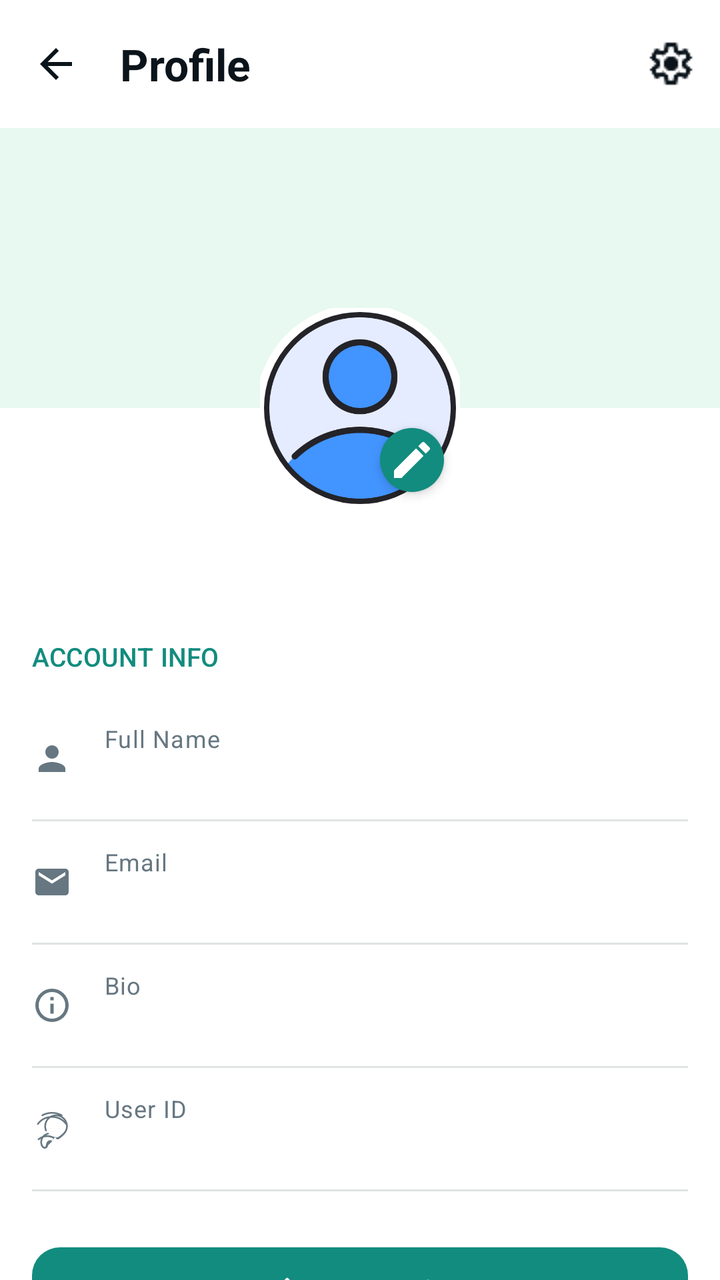
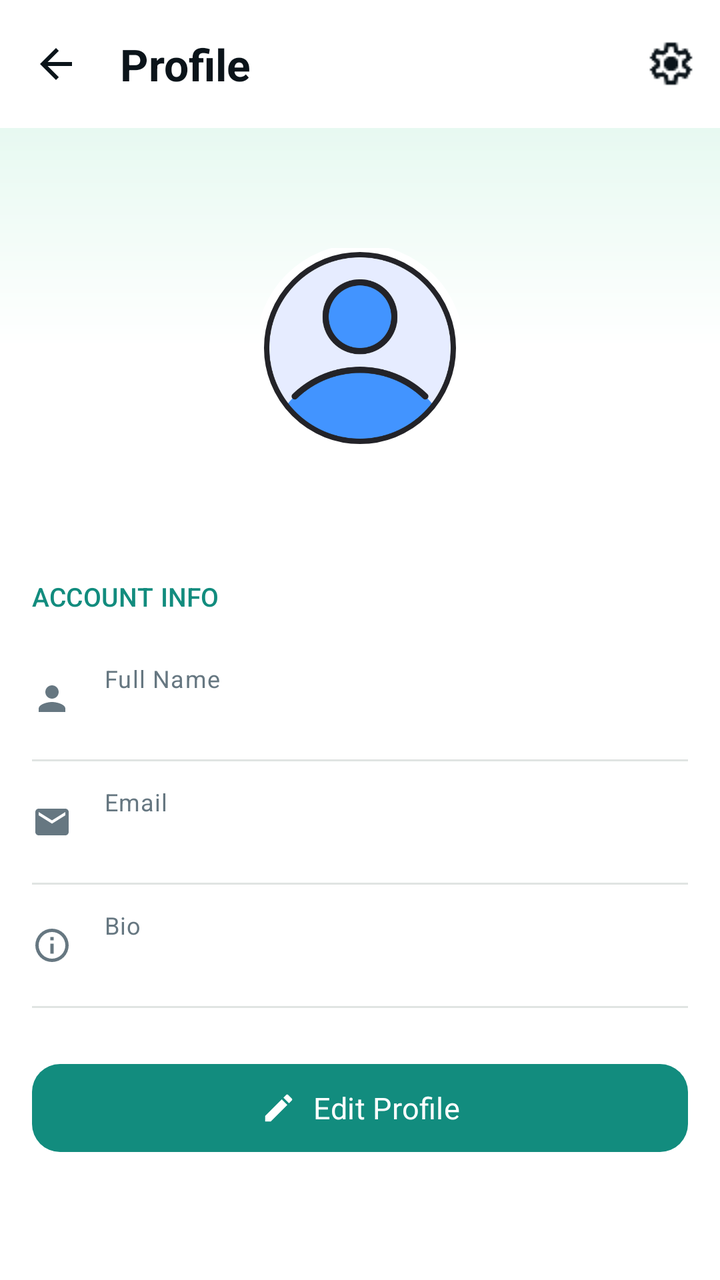

Compare the two renders of this Android layout. The source of the first and the diff that turns it into the second are given below.
<!-- AndroidManifest.xml: application theme Theme.GupShup -->
<!-- res/layout/fragment_profile.xml -->
<?xml version="1.0" encoding="utf-8"?>
<LinearLayout xmlns:android="http://schemas.android.com/apk/res/android"
    xmlns:app="http://schemas.android.com/apk/res-auto"
    android:layout_width="match_parent"
    android:layout_height="match_parent"
    android:orientation="vertical"
    android:background="?attr/colorSurface">

    
    <com.google.android.material.appbar.MaterialToolbar
        android:id="@+id/profileToolbar"
        android:layout_width="match_parent"
        android:layout_height="?attr/actionBarSize"
        android:background="?attr/colorSurface"
        app:title="Profile"
        app:titleTextAppearance="@style/TextAppearance.GupShup.Headline"
        app:titleTextColor="?attr/colorOnSurface"
        app:navigationIcon="@drawable/ic_arrow_back"
        app:navigationIconTint="?attr/colorOnSurface"
        app:menu="@menu/profile_menu" />

    <androidx.core.widget.NestedScrollView
        android:layout_width="match_parent"
        android:layout_height="match_parent"
        android:fillViewport="true">

        <LinearLayout
            android:layout_width="match_parent"
            android:layout_height="wrap_content"
            android:orientation="vertical"
            android:paddingBottom="@dimen/spacing_3xl">

            
            <RelativeLayout
                android:layout_width="match_parent"
                android:layout_height="190dp">

                
                <View
                    android:id="@+id/headerBlock"
                    android:layout_width="match_parent"
                    android:layout_height="140dp"
                    android:background="@color/colorPrimaryContainer" />

                
                <FrameLayout
                    android:id="@+id/avatarContainer"
                    android:layout_width="100dp"
                    android:layout_height="100dp"
                    android:layout_alignParentTop="true"
                    android:layout_centerHorizontal="true"
                    android:layout_marginTop="90dp">

                    
                    <com.google.android.material.imageview.ShapeableImageView
                        android:id="@+id/profileImageView"
                        android:layout_width="match_parent"
                        android:layout_height="match_parent"
                        android:scaleType="centerCrop"
                        android:src="@drawable/ic_profile_placeholder"
                        app:shapeAppearanceOverlay="@style/CircleImage"
                        app:strokeWidth="4dp"
                        app:strokeColor="?attr/colorSurface" />

                    
                    <com.google.android.material.floatingactionbutton.FloatingActionButton
                        android:id="@+id/editProfilePicBtn"
                        android:layout_width="32dp"
                        android:layout_height="32dp"
                        android:layout_gravity="bottom|end"
                        android:src="@drawable/ic_edit"
                        app:fabCustomSize="32dp"
                        app:fabSize="normal"
                        app:tint="@color/white"
                        app:backgroundTint="@color/colorPrimary"
                        app:elevation="@dimen/elevation_level_2"
                        android:contentDescription="Edit Profile Picture" />
                </FrameLayout>
            </RelativeLayout>

            
            <TextView
                android:id="@+id/profileNameHeader"
                android:layout_width="wrap_content"
                android:layout_height="wrap_content"
                android:layout_gravity="center_horizontal"
                android:layout_marginTop="12dp"
                style="@style/TextAppearance.GupShup.Headline"
                android:textColor="?attr/colorOnSurface"
                android:textAlignment="center" />

            
            <LinearLayout
                android:layout_width="match_parent"
                android:layout_height="wrap_content"
                android:orientation="vertical"
                android:paddingHorizontal="16dp">

                
                <TextView
                    android:layout_width="wrap_content"
                    android:layout_height="wrap_content"
                    android:text="ACCOUNT INFO"
                    style="@style/TextAppearance.GupShup.Label"
                    android:textColor="@color/colorPrimary"
                    android:layout_marginTop="24dp"
                    android:layout_marginBottom="12dp" />

                
                <LinearLayout
                    android:layout_width="match_parent"
                    android:layout_height="wrap_content"
                    android:orientation="horizontal"
                    android:gravity="center_vertical"
                    android:paddingVertical="12dp">

                    <ImageView
                        android:layout_width="20dp"
                        android:layout_height="20dp"
                        android:src="@drawable/ic_person"
                        app:tint="@color/onSurfaceVariant"
                        android:layout_marginEnd="16dp"
                        android:contentDescription="Full Name Icon" />

                    <LinearLayout
                        android:layout_width="0dp"
                        android:layout_height="wrap_content"
                        android:layout_weight="1"
                        android:orientation="vertical">

                        <TextView
                            android:layout_width="wrap_content"
                            android:layout_height="wrap_content"
                            android:text="Full Name"
                            style="@style/TextAppearance.GupShup.Caption"
                            android:textColor="@color/onSurfaceVariant" />

                        <EditText
                            android:id="@+id/nameEditText"
                            android:layout_width="match_parent"
                            android:layout_height="wrap_content"
                            android:background="@android:color/transparent"
                            android:padding="0dp"
                            android:inputType="textPersonName"
                            style="@style/TextAppearance.GupShup.Body"
                            android:textColor="?attr/colorOnSurface"
                            android:enabled="false" />
                    </LinearLayout>
                </LinearLayout>

                <View
                    android:layout_width="match_parent"
                    android:layout_height="1dp"
                    android:background="@color/outline" />

                
                <LinearLayout
                    android:layout_width="match_parent"
                    android:layout_height="wrap_content"
                    android:orientation="horizontal"
                    android:gravity="center_vertical"
                    android:paddingVertical="12dp">

                    <ImageView
                        android:layout_width="20dp"
                        android:layout_height="20dp"
                        android:src="@drawable/ic_email"
                        app:tint="@color/onSurfaceVariant"
                        android:layout_marginEnd="16dp"
                        android:contentDescription="Email Icon" />

                    <LinearLayout
                        android:layout_width="0dp"
                        android:layout_height="wrap_content"
                        android:layout_weight="1"
                        android:orientation="vertical">

                        <TextView
                            android:layout_width="wrap_content"
                            android:layout_height="wrap_content"
                            android:text="Email"
                            style="@style/TextAppearance.GupShup.Caption"
                            android:textColor="@color/onSurfaceVariant" />

                        <EditText
                            android:id="@+id/emailEditText"
                            android:layout_width="match_parent"
                            android:layout_height="wrap_content"
                            android:background="@android:color/transparent"
                            android:padding="0dp"
                            android:inputType="textEmailAddress"
                            style="@style/TextAppearance.GupShup.Body"
                            android:textColor="?attr/colorOnSurface"
                            android:enabled="false" />
                    </LinearLayout>
                </LinearLayout>

                <View
                    android:layout_width="match_parent"
                    android:layout_height="1dp"
                    android:background="@color/outline" />

                
                <LinearLayout
                    android:layout_width="match_parent"
                    android:layout_height="wrap_content"
                    android:orientation="horizontal"
                    android:gravity="center_vertical"
                    android:paddingVertical="12dp">

                    <ImageView
                        android:layout_width="20dp"
                        android:layout_height="20dp"
                        android:src="@drawable/ic_info"
                        app:tint="@color/onSurfaceVariant"
                        android:layout_marginEnd="16dp"
                        android:contentDescription="Bio Icon" />

                    <LinearLayout
                        android:layout_width="0dp"
                        android:layout_height="wrap_content"
                        android:layout_weight="1"
                        android:orientation="vertical">

                        <TextView
                            android:layout_width="wrap_content"
                            android:layout_height="wrap_content"
                            android:text="Bio"
                            style="@style/TextAppearance.GupShup.Caption"
                            android:textColor="@color/onSurfaceVariant" />

                        <EditText
                            android:id="@+id/bioEditText"
                            android:layout_width="match_parent"
                            android:layout_height="wrap_content"
                            android:background="@android:color/transparent"
                            android:padding="0dp"
                            android:inputType="textMultiLine"
                            android:maxLines="3"
                            style="@style/TextAppearance.GupShup.Body"
                            android:textColor="?attr/colorOnSurface"
                            android:enabled="false" />
                    </LinearLayout>
                </LinearLayout>

                <View
                    android:layout_width="match_parent"
                    android:layout_height="1dp"
                    android:background="@color/outline" />

                
                <LinearLayout
                    android:layout_width="match_parent"
                    android:layout_height="wrap_content"
                    android:orientation="horizontal"
                    android:gravity="center_vertical"
                    android:paddingVertical="12dp">

                    <ImageView
                        android:layout_width="20dp"
                        android:layout_height="20dp"
                        android:src="@drawable/ic_fingerprint"
                        app:tint="@color/onSurfaceVariant"
                        android:layout_marginEnd="16dp"
                        android:contentDescription="User ID Icon" />

                    <LinearLayout
                        android:layout_width="0dp"
                        android:layout_height="wrap_content"
                        android:layout_weight="1"
                        android:orientation="vertical">

                        <TextView
                            android:layout_width="wrap_content"
                            android:layout_height="wrap_content"
                            android:text="User ID"
                            style="@style/TextAppearance.GupShup.Caption"
                            android:textColor="@color/onSurfaceVariant" />

                        <EditText
                            android:id="@+id/userIdEditText"
                            android:layout_width="match_parent"
                            android:layout_height="wrap_content"
                            android:background="@android:color/transparent"
                            android:padding="0dp"
                            style="@style/TextAppearance.GupShup.Body"
                            android:textColor="@color/onSurfaceVariant"
                            android:enabled="false" />
                    </LinearLayout>
                </LinearLayout>

                <View
                    android:layout_width="match_parent"
                    android:layout_height="1dp"
                    android:background="@color/outline" />

                
                <com.google.android.material.button.MaterialButton
                    android:id="@+id/editSaveButton"
                    style="@style/Widget.GupShup.Button.Filled"
                    android:layout_width="match_parent"
                    android:layout_height="@dimen/button_height"
                    android:layout_marginTop="24dp"
                    android:text="Edit Profile"
                    app:icon="@drawable/ic_edit"
                    app:iconGravity="textStart"
                    app:iconTint="@color/white" />

            </LinearLayout>

        </LinearLayout>
    </androidx.core.widget.NestedScrollView>

</LinearLayout>
<!-- resources referenced by this layout -->
<resources>
  <color name="colorPrimary">#128C7E</color>
  <color name="colorPrimaryContainer">#E7F9F1</color>
  <color name="onSurfaceVariant">#667781</color>
  <color name="outline">#E0E4E2</color>
  <color name="white">#FFFFFF</color>
  <dimen name="button_height">52dp</dimen>
  <dimen name="elevation_level_2">3dp</dimen>
  <dimen name="spacing_3xl">32dp</dimen>
  <!-- drawable ic_fingerprint (drawable) -->
  <vector xmlns:android="http://schemas.android.com/apk/res/android"
      android:width="24dp"
      android:height="24dp"
      android:viewportWidth="24.0"
      android:viewportHeight="24.0">
      <path
          android:fillColor="#FF000000"
          android:pathData="M17.81,4.47c-0.08,0 -0.16,-0.02 -0.23,-0.06C15.66,3.42 14,3 12.01,3c-1.98,0 -3.86,0.47 -5.57,1.41 -0.24,0.13 -0.54,0.04 -0.68,-0.2 -0.13,-0.24 -0.04,-0.55 0.2,-0.68C7.82,2.52 9.86,2 12.01,2c2.13,0 3.99,0.47 6.03,1.52 0.25,0.13 0.34,0.43 0.21,0.67 -0.09,0.18 -0.26,0.28 -0.44,0.28zM3.5,9.72c-0.1,0 -0.2,-0.03 -0.29,-0.09 -0.23,-0.16 -0.28,-0.47 -0.12,-0.7 0.99,-1.4 2.25,-2.5 3.75,-3.27C9.98,4.04 14,4.03 17.15,5.65c1.5,0.77 2.76,1.86 3.75,3.25 0.16,0.22 0.11,0.54 -0.12,0.7 -0.23,0.16 -0.54,0.11 -0.7,-0.12 -0.9,-1.26 -2.04,-2.25 -3.39,-2.94 -2.87,-1.47 -6.54,-1.47 -9.4,0.01 -1.36,0.7 -2.5,1.7 -3.4,2.96 -0.08,0.14 -0.23,0.21 -0.39,0.21zM9.75,21.85c-0.3,1.42 -1.1,2.15 -2.15,2.15 -1.11,0 -2.59,-1.36 -2.59,-3.96 0,-2.8 2.05,-5.03 4.56,-5.54 0.27,-0.05 0.53,0.12 0.59,0.39 0.05,0.27 -0.12,0.53 -0.39,0.59 -1.97,0.4 -3.76,2.19 -3.76,4.56 0,2.1 1.25,3.03 1.59,2.96 0.13,-0.02 0.6,-0.18 0.77,-1.18 0.11,-0.63 0.44,-2.89 2.59,-2.89 0.43,0 0.81,0.1 1.14,0.29 0.35,-0.37 0.72,-0.73 1.1,-1.09 -1.31,-0.76 -2.69,-1.14 -4.09,-1.14 -1.75,0 -3.51,0.6 -4.83,1.79 -0.21,0.19 -0.53,0.17 -0.71,-0.03 -0.19,-0.21 -0.17,-0.53 0.03,-0.71 1.53,-1.37 3.56,-2.06 5.5,-2.06 1.48,0 2.92,0.35 4.34,1.05 1.57,0.77 2.76,-0.22 3.86,-1.15 1.34,-1.12 3.19,-2.67 3.19,-5.32 0,-3.35 -2.71,-6.07 -6.05,-6.07 -3.34,0 -6.05,2.72 -6.05,6.07 0,0.56 0.16,1.49 0.47,2.37 0.1,0.26 -0.03,0.55 -0.29,0.65 -0.26,0.1 -0.55,-0.03 -0.65,-0.29 -0.36,-1.01 -0.53,-2.08 -0.53,-2.73 0,-3.9 3.15,-7.07 7.05,-7.07 3.9,0 7.05,3.17 7.05,7.07 0,3.31 -2.31,5.25 -3.83,6.51 -0.99,0.83 -1.97,1.65 -2.75,1.25 -1.25,-0.64 0.17,-2.19 -0.98,-1.15 -0.9,0.84 -1.94,1.86 -2.2,2.83z"/>
  </vector>
  <style name="CircleImage" parent="ShapeAppearance.Material3.Corner.Full">
          <item name="cornerFamily">rounded</item>
          <item name="cornerSize">50%</item>
      </style>
  <style name="TextAppearance.GupShup.Label" parent="TextAppearance.Material3.LabelLarge">
          <item name="android:textSize">13sp</item>
          <item name="android:fontFamily">@font/google_sans_medium</item>
          <item name="android:textColor">?attr/colorOnSurface</item>
      </style>
  <dimen name="radius_medium">14dp</dimen>
  <dimen name="elevation_level_1">1dp</dimen>
  <color name="onPrimary">#FFFFFF</color>
  <color name="onPrimaryContainer">#05362E</color>
  <color name="colorSecondary">#128C7E</color>
  <color name="onSecondary">#FFFFFF</color>
  <color name="colorSecondaryContainer">#E7F9F1</color>
  <color name="onSecondaryContainer">#05362E</color>
  <color name="colorTertiary">#075E54</color>
  <color name="onTertiary">#FFFFFF</color>
  <color name="colorTertiaryContainer">#D3E4FF</color>
  <color name="onTertiaryContainer">#041C35</color>
  <color name="background">#FFFFFF</color>
  <color name="surface">#FFFFFF</color>
  <color name="surfaceVariant">#EEF3F1</color>
  <color name="onSurface">#0B141A</color>
  <color name="colorSurfaceContainer">#EEF3F1</color>
  <color name="colorSurfaceContainerLow">#F7F9FA</color>
  <color name="error">#D32F2F</color>
  <color name="onError">#FFFFFF</color>
  <color name="errorContainer">#FFDAD6</color>
  <color name="onErrorContainer">#410002</color>
  <!-- unchanged entries left out for length: 11 -->
</resources>

<!-- the commit's change to res/layout/fragment_profile.xml (unified diff, before → after) -->
@@ -33,14 +33,14 @@
             
             <RelativeLayout
                 android:layout_width="match_parent"
-                android:layout_height="190dp">
+                android:layout_height="160dp">
 
                 
                 <View
                     android:id="@+id/headerBlock"
                     android:layout_width="match_parent"
-                    android:layout_height="140dp"
-                    android:background="@color/colorPrimaryContainer" />
+                    android:layout_height="110dp"
+                    android:background="@drawable/bg_profile_header_gradient" />
 
                 
                 <FrameLayout
@@ -49,7 +49,9 @@
                     android:layout_height="100dp"
                     android:layout_alignParentTop="true"
                     android:layout_centerHorizontal="true"
-                    android:layout_marginTop="90dp">
+                    android:layout_marginTop="60dp"
+                    android:clickable="true"
+                    android:focusable="true">
 
                     
                     <com.google.android.material.imageview.ShapeableImageView
@@ -61,20 +63,6 @@
                         app:shapeAppearanceOverlay="@style/CircleImage"
                         app:strokeWidth="4dp"
                         app:strokeColor="?attr/colorSurface" />
-
-                    
-                    <com.google.android.material.floatingactionbutton.FloatingActionButton
-                        android:id="@+id/editProfilePicBtn"
-                        android:layout_width="32dp"
-                        android:layout_height="32dp"
-                        android:layout_gravity="bottom|end"
-                        android:src="@drawable/ic_edit"
-                        app:fabCustomSize="32dp"
-                        app:fabSize="normal"
-                        app:tint="@color/white"
-                        app:backgroundTint="@color/colorPrimary"
-                        app:elevation="@dimen/elevation_level_2"
-                        android:contentDescription="Edit Profile Picture" />
                 </FrameLayout>
             </RelativeLayout>
 
@@ -249,52 +237,6 @@
                     android:background="@color/outline" />
 
                 
-                <LinearLayout
-                    android:layout_width="match_parent"
-                    android:layout_height="wrap_content"
-                    android:orientation="horizontal"
-                    android:gravity="center_vertical"
-                    android:paddingVertical="12dp">
-
-                    <ImageView
-                        android:layout_width="20dp"
-                        android:layout_height="20dp"
-                        android:src="@drawable/ic_fingerprint"
-                        app:tint="@color/onSurfaceVariant"
-                        android:layout_marginEnd="16dp"
-                        android:contentDescription="User ID Icon" />
-
-                    <LinearLayout
-                        android:layout_width="0dp"
-                        android:layout_height="wrap_content"
-                        android:layout_weight="1"
-                        android:orientation="vertical">
-
-                        <TextView
-                            android:layout_width="wrap_content"
-                            android:layout_height="wrap_content"
-                            android:text="User ID"
-                            style="@style/TextAppearance.GupShup.Caption"
-                            android:textColor="@color/onSurfaceVariant" />
-
-                        <EditText
-                            android:id="@+id/userIdEditText"
-                            android:layout_width="match_parent"
-                            android:layout_height="wrap_content"
-                            android:background="@android:color/transparent"
-                            android:padding="0dp"
-                            style="@style/TextAppearance.GupShup.Body"
-                            android:textColor="@color/onSurfaceVariant"
-                            android:enabled="false" />
-                    </LinearLayout>
-                </LinearLayout>
-
-                <View
-                    android:layout_width="match_parent"
-                    android:layout_height="1dp"
-                    android:background="@color/outline" />
-
-                
                 <com.google.android.material.button.MaterialButton
                     android:id="@+id/editSaveButton"
                     style="@style/Widget.GupShup.Button.Filled"
<!-- resource entries referenced after the edit -->
@@ -6,18 +6,16 @@
   <color name="outline">#E0E4E2</color>
   <color name="white">#FFFFFF</color>
   <dimen name="button_height">52dp</dimen>
-  <dimen name="elevation_level_2">3dp</dimen>
   <dimen name="spacing_3xl">32dp</dimen>
-  <!-- drawable ic_fingerprint (drawable) -->
-  <vector xmlns:android="http://schemas.android.com/apk/res/android"
-      android:width="24dp"
-      android:height="24dp"
-      android:viewportWidth="24.0"
-      android:viewportHeight="24.0">
-      <path
-          android:fillColor="#FF000000"
-          android:pathData="M17.81,4.47c-0.08,0 -0.16,-0.02 -0.23,-0.06C15.66,3.42 14,3 12.01,3c-1.98,0 -3.86,0.47 -5.57,1.41 -0.24,0.13 -0.54,0.04 -0.68,-0.2 -0.13,-0.24 -0.04,-0.55 0.2,-0.68C7.82,2.52 9.86,2 12.01,2c2.13,0 3.99,0.47 6.03,1.52 0.25,0.13 0.34,0.43 0.21,0.67 -0.09,0.18 -0.26,0.28 -0.44,0.28zM3.5,9.72c-0.1,0 -0.2,-0.03 -0.29,-0.09 -0.23,-0.16 -0.28,-0.47 -0.12,-0.7 0.99,-1.4 2.25,-2.5 3.75,-3.27C9.98,4.04 14,4.03 17.15,5.65c1.5,0.77 2.76,1.86 3.75,3.25 0.16,0.22 0.11,0.54 -0.12,0.7 -0.23,0.16 -0.54,0.11 -0.7,-0.12 -0.9,-1.26 -2.04,-2.25 -3.39,-2.94 -2.87,-1.47 -6.54,-1.47 -9.4,0.01 -1.36,0.7 -2.5,1.7 -3.4,2.96 -0.08,0.14 -0.23,0.21 -0.39,0.21zM9.75,21.85c-0.3,1.42 -1.1,2.15 -2.15,2.15 -1.11,0 -2.59,-1.36 -2.59,-3.96 0,-2.8 2.05,-5.03 4.56,-5.54 0.27,-0.05 0.53,0.12 0.59,0.39 0.05,0.27 -0.12,0.53 -0.39,0.59 -1.97,0.4 -3.76,2.19 -3.76,4.56 0,2.1 1.25,3.03 1.59,2.96 0.13,-0.02 0.6,-0.18 0.77,-1.18 0.11,-0.63 0.44,-2.89 2.59,-2.89 0.43,0 0.81,0.1 1.14,0.29 0.35,-0.37 0.72,-0.73 1.1,-1.09 -1.31,-0.76 -2.69,-1.14 -4.09,-1.14 -1.75,0 -3.51,0.6 -4.83,1.79 -0.21,0.19 -0.53,0.17 -0.71,-0.03 -0.19,-0.21 -0.17,-0.53 0.03,-0.71 1.53,-1.37 3.56,-2.06 5.5,-2.06 1.48,0 2.92,0.35 4.34,1.05 1.57,0.77 2.76,-0.22 3.86,-1.15 1.34,-1.12 3.19,-2.67 3.19,-5.32 0,-3.35 -2.71,-6.07 -6.05,-6.07 -3.34,0 -6.05,2.72 -6.05,6.07 0,0.56 0.16,1.49 0.47,2.37 0.1,0.26 -0.03,0.55 -0.29,0.65 -0.26,0.1 -0.55,-0.03 -0.65,-0.29 -0.36,-1.01 -0.53,-2.08 -0.53,-2.73 0,-3.9 3.15,-7.07 7.05,-7.07 3.9,0 7.05,3.17 7.05,7.07 0,3.31 -2.31,5.25 -3.83,6.51 -0.99,0.83 -1.97,1.65 -2.75,1.25 -1.25,-0.64 0.17,-2.19 -0.98,-1.15 -0.9,0.84 -1.94,1.86 -2.2,2.83z"/>
-  </vector>
+  <!-- drawable bg_profile_header_gradient (drawable) -->
+  <?xml version="1.0" encoding="utf-8"?>
+  <shape xmlns:android="http://schemas.android.com/apk/res/android"
+      android:shape="rectangle">
+      <gradient
+          android:startColor="@color/colorPrimaryContainer"
+          android:endColor="@color/surface"
+          android:angle="270" />
+  </shape>
   <style name="CircleImage" parent="ShapeAppearance.Material3.Corner.Full">
           <item name="cornerFamily">rounded</item>
           <item name="cornerSize">50%</item>
